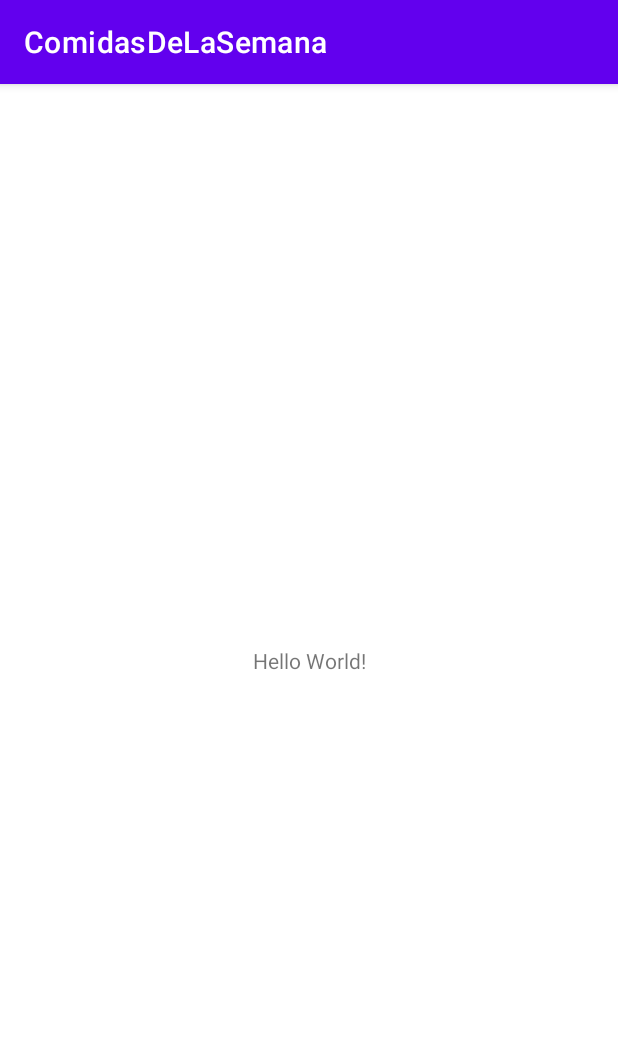
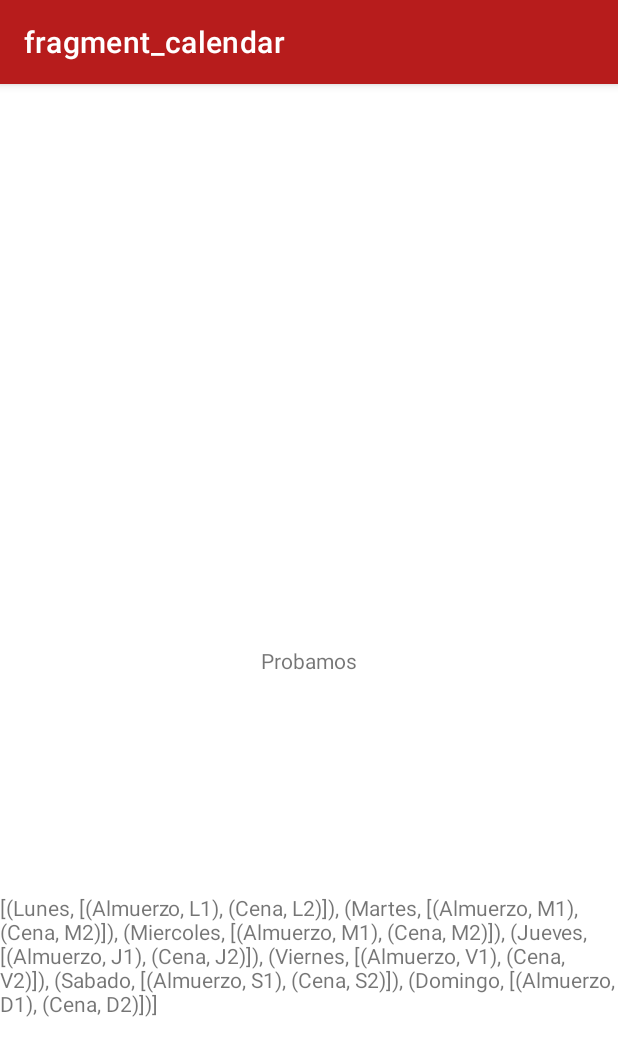
Before and after one commit to TomasMVazquez/ComidasDeLaSemana, an Android app: the screen it shows after launch (MainActivity), on a phone screen of 412 x 824 dp. Shown: the top 1056 px of the screen. Run offline under Robolectric (Android 15) with nearby library versions, the phone set to English and light mode, and no system bars; our stand-ins replace data binding, navigation-ui.

Commit message:
Initial Structure

```diff
--- a/app/src/main/java/com/applications/toms/comidasdelasemana/MainActivity.kt
+++ b/app/src/main/java/com/applications/toms/comidasdelasemana/MainActivity.kt
@@ -2,10 +2,23 @@ package com.applications.toms.comidasdelasemana
 
 import androidx.appcompat.app.AppCompatActivity
 import android.os.Bundle
+import androidx.navigation.findNavController
+import androidx.navigation.ui.NavigationUI
 
 class MainActivity : AppCompatActivity() {
+
     override fun onCreate(savedInstanceState: Bundle?) {
         super.onCreate(savedInstanceState)
         setContentView(R.layout.activity_main)
+
+        //Navigation actions Bar
+        val navController = this.findNavController(R.id.myNavHostFragment)
+        NavigationUI.setupActionBarWithNavController(this, navController)
+    }
+
+    //handle navigation up action
+    override fun onSupportNavigateUp(): Boolean {
+        val navController = this.findNavController(R.id.myNavHostFragment)
+        return navController.navigateUp()
     }
 }
--- /dev/null
+++ b/app/src/main/java/com/applications/toms/comidasdelasemana/screen/CalendarFragment.kt
@@ -0,0 +1,49 @@
+package com.applications.toms.comidasdelasemana.screen
+
+import android.os.Bundle
+import android.util.Log
+import androidx.fragment.app.Fragment
+import android.view.LayoutInflater
+import android.view.View
+import android.view.ViewGroup
+import androidx.databinding.DataBindingUtil
+import androidx.lifecycle.Observer
+import androidx.lifecycle.ViewModelProvider
+import com.applications.toms.comidasdelasemana.R
+import com.applications.toms.comidasdelasemana.databinding.FragmentCalendarBinding
+
+class CalendarFragment : Fragment() {
+
+    private lateinit var viewModel: CalendarViewModel
+    private lateinit var binding: FragmentCalendarBinding
+
+    override fun onCreate(savedInstanceState: Bundle?) {
+        super.onCreate(savedInstanceState)
+    }
+
+    override fun onCreateView(inflater: LayoutInflater, container: ViewGroup?,
+        savedInstanceState: Bundle?): View? {
+        // Inflate the layout for this fragment
+        binding = DataBindingUtil.inflate(inflater,R.layout.fragment_calendar,container,false)
+
+        // Add ViewModel
+        viewModel = ViewModelProvider(this).get(CalendarViewModel::class.java)
+        // pass in the view model to the FragmentBinding.
+        binding.calendarViewModel = viewModel
+        // Specify the current activity as the lifecycle owner of the binding. This is used so that
+        // the binding can observe LiveData updates
+        binding.lifecycleOwner = this
+
+
+        /*viewModel.weklyMeals.observe(viewLifecycleOwner, Observer { data ->
+            Log.d(TAG, "onCreateView: " + data.toString())
+
+        })*/
+
+        return binding.root
+    }
+
+    companion object{
+        private const val TAG = "TMV-CalendarFragment"
+    }
+}
--- /dev/null
+++ b/app/src/main/java/com/applications/toms/comidasdelasemana/screen/CalendarViewModel.kt
@@ -0,0 +1,25 @@
+package com.applications.toms.comidasdelasemana.screen
+
+import android.app.Application
+import androidx.lifecycle.AndroidViewModel
+import androidx.lifecycle.LiveData
+import androidx.lifecycle.MutableLiveData
+
+class CalendarViewModel(application: Application) : AndroidViewModel(application) {
+
+    private val _weeklyMeals = MutableLiveData<List<Pair<String,List<Pair<String,String>>>>>()
+    val weklyMeals: LiveData<List<Pair<String,List<Pair<String,String>>>>>
+        get() = _weeklyMeals
+
+    init {
+        _weeklyMeals.value = listOf(
+            "Lunes"     to listOf("Almuerzo" to "L1", "Cena" to "L2"),
+            "Martes"    to listOf("Almuerzo" to "M1", "Cena" to "M2"),
+            "Miercoles" to listOf("Almuerzo" to "M1", "Cena" to "M2"),
+            "Jueves"    to listOf("Almuerzo" to "J1", "Cena" to "J2"),
+            "Viernes"   to listOf("Almuerzo" to "V1", "Cena" to "V2"),
+            "Sabado"    to listOf("Almuerzo" to "S1", "Cena" to "S2"),
+            "Domingo"   to listOf("Almuerzo" to "D1", "Cena" to "D2")
+        )
+    }
+}
--- a/app/src/main/res/layout/activity_main.xml
+++ b/app/src/main/res/layout/activity_main.xml
@@ -6,13 +6,13 @@
     android:layout_height="match_parent"
     tools:context=".MainActivity">
 
-    <TextView
-        android:layout_width="wrap_content"
-        android:layout_height="wrap_content"
-        android:text="Hello World!"
-        app:layout_constraintBottom_toBottomOf="parent"
-        app:layout_constraintLeft_toLeftOf="parent"
-        app:layout_constraintRight_toRightOf="parent"
-        app:layout_constraintTop_toTopOf="parent" />
+    <fragment
+        android:id="@+id/myNavHostFragment"
+        android:name="androidx.navigation.fragment.NavHostFragment"
+        android:layout_width="match_parent"
+        android:layout_height="match_parent"
+        app:defaultNavHost="true"
+        app:navGraph="@navigation/navigation"
+        />
 
 </androidx.constraintlayout.widget.ConstraintLayout>
--- /dev/null
+++ b/app/src/main/res/layout/fragment_calendar.xml
@@ -0,0 +1,43 @@
+<?xml version="1.0" encoding="utf-8"?>
+<layout xmlns:android="http://schemas.android.com/apk/res/android"
+    xmlns:app="http://schemas.android.com/apk/res-auto"
+    xmlns:tools="http://schemas.android.com/tools"
+    >
+
+    <data>
+        <variable
+            name="calendarViewModel"
+            type="com.applications.toms.comidasdelasemana.screen.CalendarViewModel" />
+    </data>
+
+    <androidx.constraintlayout.widget.ConstraintLayout
+        android:id="@+id/calendarFragment"
+        android:layout_width="match_parent"
+        android:layout_height="match_parent"
+        tools:context=".screen.CalendarFragment"
+        >
+
+        <TextView
+            android:id="@+id/textView"
+            android:layout_width="wrap_content"
+            android:layout_height="wrap_content"
+            android:layout_gravity="center"
+            android:text="Probamos"
+            app:layout_constraintBottom_toBottomOf="parent"
+            app:layout_constraintEnd_toEndOf="parent"
+            app:layout_constraintStart_toStartOf="parent"
+            app:layout_constraintTop_toTopOf="parent" />
+
+        <TextView
+            android:layout_width="wrap_content"
+            android:layout_height="wrap_content"
+            android:layout_gravity="center"
+            android:text="@{calendarViewModel.weklyMeals.toString()}"
+            app:layout_constraintBottom_toBottomOf="parent"
+            app:layout_constraintEnd_toEndOf="parent"
+            app:layout_constraintStart_toStartOf="parent"
+            app:layout_constraintTop_toBottomOf="@+id/textView" />
+    </androidx.constraintlayout.widget.ConstraintLayout>
+
+
+</layout>
--- /dev/null
+++ b/app/src/main/res/navigation/navigation.xml
@@ -0,0 +1,13 @@
+<?xml version="1.0" encoding="utf-8"?>
+<navigation xmlns:android="http://schemas.android.com/apk/res/android"
+    xmlns:app="http://schemas.android.com/apk/res-auto"
+    xmlns:tools="http://schemas.android.com/tools"
+    android:id="@+id/navigation"
+    app:startDestination="@id/calendarFragment">
+
+    <fragment
+        android:id="@+id/calendarFragment"
+        android:name="com.applications.toms.comidasdelasemana.screen.CalendarFragment"
+        android:label="fragment_calendar"
+        tools:layout="@layout/fragment_calendar" />
+</navigation>
--- a/app/src/main/res/values-night/themes.xml
+++ b/app/src/main/res/values-night/themes.xml
@@ -1,14 +1,16 @@
 <resources xmlns:tools="http://schemas.android.com/tools">
     <!-- Base application theme. -->
     <style name="Theme.ComidasDeLaSemana" parent="Theme.MaterialComponents.DayNight.DarkActionBar">
-        <!-- Primary brand color. -->
-        <item name="colorPrimary">@color/purple_200</item>
-        <item name="colorPrimaryVariant">@color/purple_700</item>
-        <item name="colorOnPrimary">@color/black</item>
-        <!-- Secondary brand color. -->
-        <item name="colorSecondary">@color/teal_200</item>
-        <item name="colorSecondaryVariant">@color/teal_200</item>
-        <item name="colorOnSecondary">@color/black</item>
+
+        <item name="colorPrimary">@color/primaryColor</item>
+        <item name="colorPrimaryDark">@color/primaryDarkColor</item>
+        <item name="colorPrimaryVariant">@color/primaryLightColor</item>
+        <item name="colorOnPrimary">@color/primaryTextColor</item>
+
+        <item name="colorSecondary">@color/secondaryColor</item>
+        <item name="colorSecondaryVariant">@color/secondaryDarkColor</item>
+        <item name="colorOnSecondary">@color/secondaryTextColor</item>
+        <item name="colorAccent">@color/secondaryColor</item>
         <!-- Status bar color. -->
         <item name="android:statusBarColor" tools:targetApi="l">?attr/colorPrimaryVariant</item>
         <!-- Customize your theme here. -->
--- a/app/src/main/res/values/colors.xml
+++ b/app/src/main/res/values/colors.xml
@@ -1,10 +1,13 @@
 <?xml version="1.0" encoding="utf-8"?>
 <resources>
-    <color name="purple_200">#FFBB86FC</color>
-    <color name="purple_500">#FF6200EE</color>
-    <color name="purple_700">#FF3700B3</color>
-    <color name="teal_200">#FF03DAC5</color>
-    <color name="teal_700">#FF018786</color>
-    <color name="black">#FF000000</color>
-    <color name="white">#FFFFFFFF</color>
+    <color name="primaryColor">#b71c1c</color>
+    <color name="primaryLightColor">#f05545</color>
+    <color name="primaryDarkColor">#7f0000</color>
+    <color name="secondaryColor">#ff6d00</color>
+    <color name="secondaryLightColor">#ff9e40</color>
+    <color name="secondaryDarkColor">#c43c00</color>
+    <color name="primaryTextColor">#ffffff</color>
+    <color name="secondaryTextColor">#000000</color>
+
+
 </resources>
--- a/app/src/main/res/values/themes.xml
+++ b/app/src/main/res/values/themes.xml
@@ -1,14 +1,14 @@
 <resources xmlns:tools="http://schemas.android.com/tools">
     <!-- Base application theme. -->
     <style name="Theme.ComidasDeLaSemana" parent="Theme.MaterialComponents.DayNight.DarkActionBar">
-        <!-- Primary brand color. -->
-        <item name="colorPrimary">@color/purple_500</item>
-        <item name="colorPrimaryVariant">@color/purple_700</item>
-        <item name="colorOnPrimary">@color/white</item>
-        <!-- Secondary brand color. -->
-        <item name="colorSecondary">@color/teal_200</item>
-        <item name="colorSecondaryVariant">@color/teal_700</item>
-        <item name="colorOnSecondary">@color/black</item>
+        <item name="colorPrimary">@color/primaryColor</item>
+        <item name="colorPrimaryDark">@color/primaryDarkColor</item>
+        <item name="colorPrimaryVariant">@color/primaryLightColor</item>
+        <item name="colorOnPrimary">@color/primaryTextColor</item>
+        <item name="colorSecondary">@color/secondaryColor</item>
+        <item name="colorSecondaryVariant">@color/secondaryDarkColor</item>
+        <item name="colorOnSecondary">@color/secondaryTextColor</item>
+        <item name="colorAccent">@color/secondaryColor</item>
         <!-- Status bar color. -->
         <item name="android:statusBarColor" tools:targetApi="l">?attr/colorPrimaryVariant</item>
         <!-- Customize your theme here. -->
--- a/build.gradle
+++ b/build.gradle
@@ -8,9 +8,12 @@ buildscript {
     dependencies {
         classpath "com.android.tools.build:gradle:4.1.0"
         classpath "org.jetbrains.kotlin:kotlin-gradle-plugin:$kotlin_version"
-
+        classpath "android.arch.navigation:navigation-safe-args-gradle-plugin:1.0.0"
         // NOTE: Do not place your application dependencies here; they belong
         // in the individual module build.gradle files
+    }
+    ext {
+        version_navigation = '1.0.0'
     }
 }
 
```
Also changed, not shown: app/build.gradle (+38 -0 lines), app/src/main/res/layout/daily_card_view.xml (added, +21 -0 lines), app/src/main/res/layout/meal_card_view.xml (added, +31 -0 lines), app/src/main/res/values/strings.xml (+10 -0 lines).
